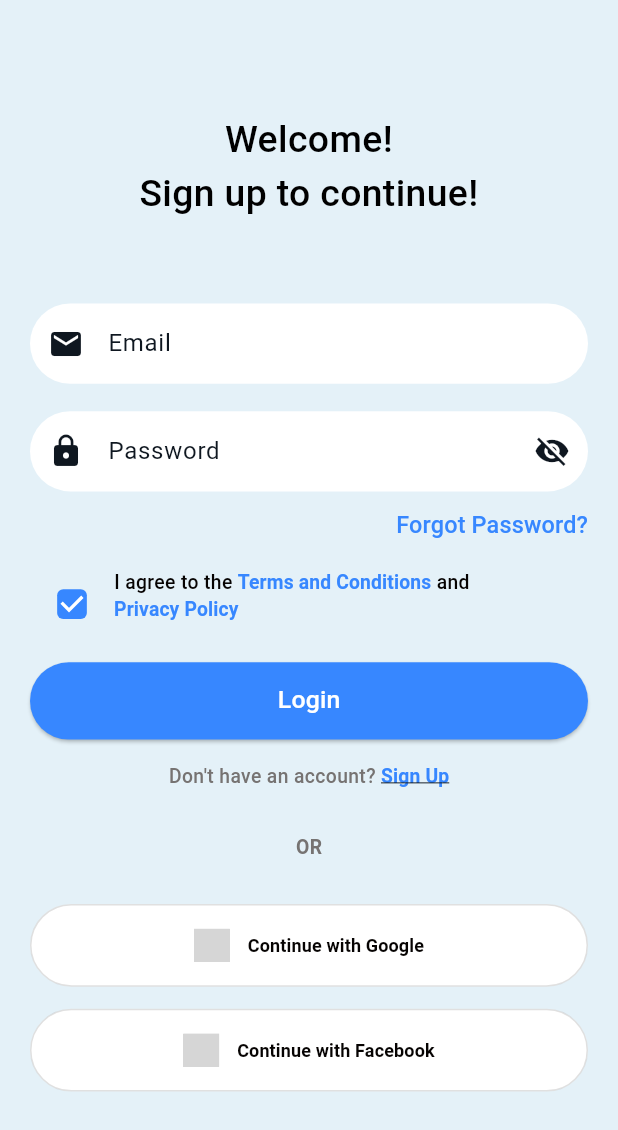
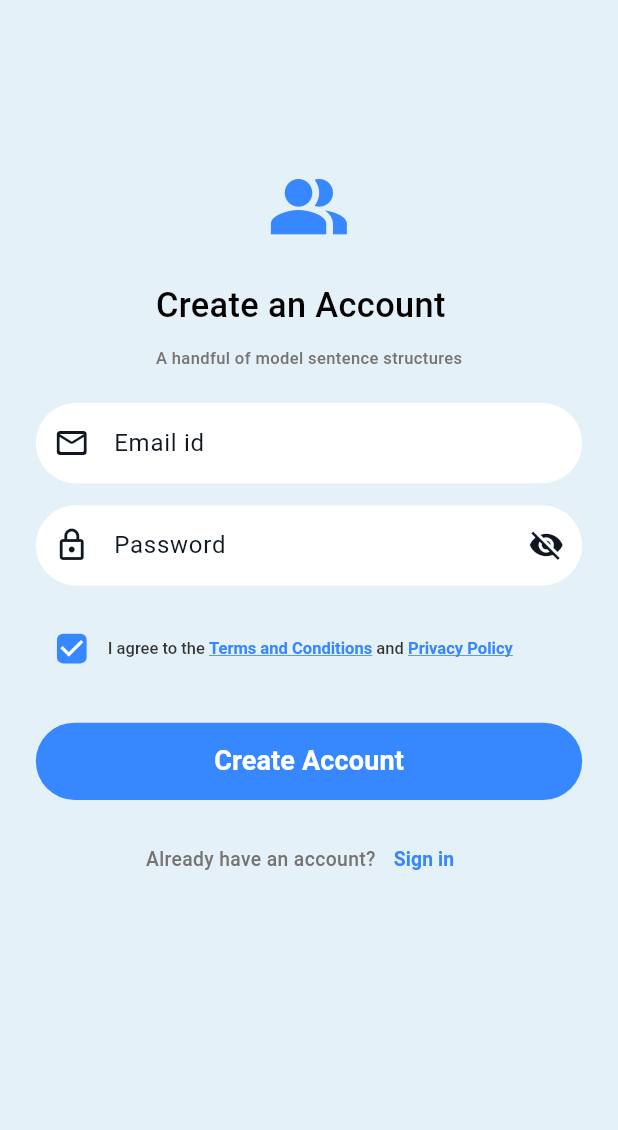
Before and after one commit to Syed-Ameen-Gillani/NTS-PSC-App, a Flutter app: the screen it shows after launch, on a phone screen of 412 x 824 dp. Shown: the top 1130 px of the screen. Run offline on Flutter 3.47's test engine with Material 3 defaults, Android fonts, the phone set to English and light mode, and no system bars; our stand-ins replace flutter_riverpod, flutter_screenutil, flutter_svg, go_router; Roboto replaces fonts that are missing (DM Sans); grey boxes are pictures that could not be loaded.

Commit message:
signup_create_account screen and reusable widgets added

```diff
--- a/lib/core/constants/app_assets.dart
+++ b/lib/core/constants/app_assets.dart
@@ -17,8 +17,8 @@ class AppAssets {
   static const String curvedArrow = '$_imagePath/curved_arrow.png';
 
   // Icons
-  static const String googleIcon = 'assets/icons/google.png';
-  static const String facebookIcon = 'assets/icons/facebook.png';
+  static const String googleIcon = 'assets/icons/google.svg';
+  static const String facebookIcon = 'assets/icons/facebook.svg';
   // static const String homeIcon = '$_iconPath/home.svg';
 
   // You can add more assets here
--- a/lib/features/authentication/presentation/pages/login_page.dart
+++ b/lib/features/authentication/presentation/pages/login_page.dart
@@ -22,7 +22,7 @@ class LoginPage extends StatelessWidget {
             children: [
               SizedBox(height: 60.h),
               Text(
-                'Welcome!\nSign up to continue!',
+                'Welcome!\nSign in to continue!',
                 textAlign: TextAlign.center,
                 style: AppTextStyles.dmSans500med24,
               ),
--- /dev/null
+++ b/lib/features/authentication/presentation/pages/signup_create_account_screen.dart
@@ -0,0 +1,116 @@
+// lib/features/authentication/presentation/screens/signup_create_account_screen.dart
+
+import 'package:flutter/material.dart';
+import 'package:flutter_screenutil/flutter_screenutil.dart';
+import 'package:go_router/go_router.dart';
+import 'package:nts_psc_app/core/theme/app_colors.dart';
+import 'package:nts_psc_app/presentation/widgets/custom_button.dart';
+import 'package:nts_psc_app/presentation/widgets/custom_text_field.dart';
+import 'package:nts_psc_app/core/theme/app_text_styles.dart';
+import 'package:nts_psc_app/features/authentication/presentation/widgets/auth_terms_checkbox.dart';
+import 'package:nts_psc_app/features/authentication/presentation/widgets/auth_title_subtitle.dart';
+
+class SignupCreateAccountScreen extends StatelessWidget {
+  const SignupCreateAccountScreen({super.key});
+
+  //  Helper Functions for Text Fields to wrap CustomTextFormField
+
+  Widget _buildEmailField() {
+    return const CustomTextFormField(
+      hintText: 'Email id',
+      prefixIcon: Icons.mail_outline_rounded,
+      fillColor: AppColors.background, // Explicitly white background
+      borderColor: Colors.transparent,
+    );
+  }
+
+  Widget _buildPasswordField() {
+    return const CustomTextFormField(
+      hintText: 'Password',
+      prefixIcon: Icons.lock_outlined,
+      isPassword: true,
+      fillColor: AppColors.background,
+      borderColor: Colors.transparent,
+    );
+  }
+
+  @override
+  Widget build(BuildContext context) {
+    final Color primaryColor = AppColors.primary;
+    final Color bodyTextColor = AppColors.onBackground;
+
+    return Scaffold(
+      backgroundColor: Theme.of(
+        context,
+      ).colorScheme.surfaceVariant, // Light gray-blue background
+      body: SafeArea(
+        child: SingleChildScrollView(
+          padding: EdgeInsets.symmetric(horizontal: 24.w),
+          child: Column(
+            crossAxisAlignment: CrossAxisAlignment.center,
+            children: [
+              SizedBox(height: 120.h),
+
+              // icon
+              Icon(Icons.people_alt, size: 60.sp, color: primaryColor),
+
+              // reusable Title and Subtitle Block
+              AuthTitleSubtitle(
+                title: 'Create an Account',
+                subtitle: 'A handful of model sentence structures',
+                topPadding: 24.0,
+              ),
+
+              //input Fields
+              _buildEmailField(),
+              SizedBox(height: 16.h),
+              _buildPasswordField(),
+              SizedBox(height: 24.h),
+
+              //reusable Terms Checkbox
+              const AuthTermsCheckbox(),
+              SizedBox(height: 32.h),
+
+              //Create Account Button
+              CustomButton(
+                text: 'Create Account',
+                onPressed: () {
+                  // Navigation to success screen or next signup step
+                },
+                height: 56.h,
+              ),
+              SizedBox(height: 16.h),
+
+              // 5. Existing Account Link
+              Row(
+                mainAxisAlignment: MainAxisAlignment.center,
+                children: [
+                  Text(
+                    'Already have an account?',
+                    style: AppTextStyles.dmSans500med12.copyWith(
+                      color: AppColors.grey500,
+                      fontSize: 14.sp,
+                    ),
+                  ),
+                  TextButton(
+                    onPressed: () {
+                      //context.go('/login');
+                    },
+                    child: Text(
+                      'Sign in',
+                      style: TextStyle(
+                        color: primaryColor,
+                        fontWeight: FontWeight.bold,
+                        fontSize: 14.sp,
+                      ),
+                    ),
+                  ),
+                ],
+              ),
+            ],
+          ),
+        ),
+      ),
+    );
+  }
+}
--- /dev/null
+++ b/lib/features/authentication/presentation/widgets/auth_terms_checkbox.dart
@@ -0,0 +1,105 @@
+// ignore_for_file: deprecated_member_use
+
+import 'package:flutter/gestures.dart';
+import 'package:flutter/material.dart';
+import 'package:flutter_screenutil/flutter_screenutil.dart';
+import 'package:nts_psc_app/core/theme/app_colors.dart';
+import 'package:nts_psc_app/core/theme/app_text_styles.dart';
+
+class AuthTermsCheckbox extends StatefulWidget {
+  const AuthTermsCheckbox({super.key});
+
+  @override
+  State<AuthTermsCheckbox> createState() => _AuthTermsCheckboxState();
+}
+
+class _AuthTermsCheckboxState extends State<AuthTermsCheckbox> {
+  bool _isChecked = true; // Default state
+
+  @override
+  Widget build(BuildContext context) {
+    final Color primaryColor = AppColors.primary;
+    final Color bodyTextColor = AppColors.onBackground;
+
+    return Padding(
+      padding: EdgeInsets.symmetric(horizontal: 4.w),
+      child: Row(
+        crossAxisAlignment: CrossAxisAlignment.center,
+        children: [
+          Transform.scale(
+            scale: 1.1,
+            child: Checkbox(
+              materialTapTargetSize: MaterialTapTargetSize.shrinkWrap,
+              value: _isChecked,
+              onChanged: (bool? value) {
+                setState(() {
+                  _isChecked = value ?? false;
+                });
+              },
+              activeColor: primaryColor,
+              checkColor: Colors.white,
+              shape: RoundedRectangleBorder(
+                borderRadius: BorderRadius.circular(4.r),
+              ),
+              side: const BorderSide(color: Colors.transparent),
+              fillColor: MaterialStateProperty.resolveWith<Color>(
+                (Set<MaterialState> states) {
+                  if (states.contains(MaterialState.selected)) {
+                    return primaryColor;
+                  }
+                  return Colors.white;
+                },
+              ),
+            ),
+          ),
+          SizedBox(width: 4.w),
+          Expanded(
+            child: RichText(
+              text: TextSpan(
+                style: AppTextStyles.dmSans500med12.copyWith(
+                  color: bodyTextColor.withOpacity(0.8),
+                  fontSize: 12.sp,
+                ),
+                children: [
+                  const TextSpan(text: 'I agree to the '),
+
+                  // Terms and Conditions link
+                  TextSpan(
+                    text: 'Terms and Conditions',
+                    style: TextStyle(
+                      color: primaryColor,
+                      fontWeight: FontWeight.w600,
+                      decoration: TextDecoration.underline,
+                    ),
+                    recognizer: TapGestureRecognizer()
+                      ..onTap = () {
+                        // TODO: Navigate to Terms and Conditions page
+                        debugPrint('Terms and Conditions tapped');
+                      },
+                  ),
+
+                  const TextSpan(text: ' and '),
+
+                  // Privacy Policy link
+                  TextSpan(
+                    text: 'Privacy Policy',
+                    style: TextStyle(
+                      color: primaryColor,
+                      fontWeight: FontWeight.w600,
+                      decoration: TextDecoration.underline,
+                    ),
+                    recognizer: TapGestureRecognizer()
+                      ..onTap = () {
+                        // TODO: Navigate to Privacy Policy page
+                        debugPrint('Privacy Policy tapped');
+                      },
+                  ),
+                ],
+              ),
+            ),
+          ),
+        ],
+      ),
+    );
+  }
+}
--- /dev/null
+++ b/lib/features/authentication/presentation/widgets/auth_title_subtitle.dart
@@ -0,0 +1,61 @@
+// lib/features/authentication/presentation/widgets/auth_title_subtitle.dart
+
+import 'package:flutter/material.dart';
+import 'package:flutter_screenutil/flutter_screenutil.dart';
+import 'package:nts_psc_app/core/theme/app_colors.dart';
+import 'package:nts_psc_app/core/theme/app_text_styles.dart';
+
+class AuthTitleSubtitle extends StatelessWidget {
+  final String title;
+  final String? subtitle;
+  final double topPadding; // Allows caller to set specific top spacing
+
+  const AuthTitleSubtitle({
+    super.key,
+    required this.title,
+    this.subtitle,
+    this.topPadding = 40.0, // Default padding for spacing screens down
+  });
+
+  @override
+  Widget build(BuildContext context) {
+    // Access primary text color from the new theme structure
+    final Color titleColor = AppColors.onBackground;
+
+    return Padding(
+      // Top padding for the entire block
+      padding: EdgeInsets.only(top: topPadding.h, bottom: 24.h),
+      child: Column(
+        crossAxisAlignment: CrossAxisAlignment.start, // Align text to the left
+        children: [
+          // 1. Main Title
+          Text(
+            title,
+            textAlign: TextAlign.left,
+            // Use dmSans500med24 (24.88pt/32pt equivalent) for the main heading
+            style: AppTextStyles.dmSans500med24.copyWith(
+              fontSize: 24.88.sp, // Using a slightly larger responsive size for impact
+              fontWeight: FontWeight.w500, // Ensuring boldness for main titles
+              color: titleColor,
+            ),
+          ),
+
+          // 2. Subtitle/Description (Optional)
+          if (subtitle != null) ...[
+            SizedBox(height: 12.h),
+            Text(
+              subtitle!,
+              textAlign: TextAlign.left,
+              // Use dmSans500med17 (or similar body style) for descriptive text
+              style: AppTextStyles.dmSans500med12.copyWith(
+                fontSize: 12.sp,
+                color: AppColors.grey500, // Use a semantic gray color for secondary text
+                height: 1.4,
+              ),
+            ),
+          ],
+        ],
+      ),
+    );
+  }
+}
--- a/lib/main.dart
+++ b/lib/main.dart
@@ -5,6 +5,7 @@ import 'package:flutter_screenutil/flutter_screenutil.dart';
 import 'package:nts_psc_app/config/routes/go_router.dart';
 import 'package:nts_psc_app/core/theme/app_theme.dart';
 import 'package:nts_psc_app/features/authentication/presentation/pages/login_page.dart';
+import 'package:nts_psc_app/features/authentication/presentation/pages/signup_create_account_screen.dart';
 import 'package:nts_psc_app/features/onboarding/presentation/screens/onboarding_screen_1.dart';
 import 'package:nts_psc_app/features/onboarding/presentation/screens/onboarding_screen_2.dart';
 import 'package:nts_psc_app/features/onboarding/presentation/screens/onboarding_screen_3.dart';
@@ -74,7 +75,7 @@ class MyApp extends ConsumerWidget {
         );
       },
 
-      child: const LoginPage(),
+      child: const SignupCreateAccountScreen(),
     );
   }
 }
```
Also changed, not shown: lib/features/authentication/presentation/pages/login_screen.dart (deleted, +0 -229 lines), assets/icons/facebook.svg (added), assets/icons/google.svg (added).
